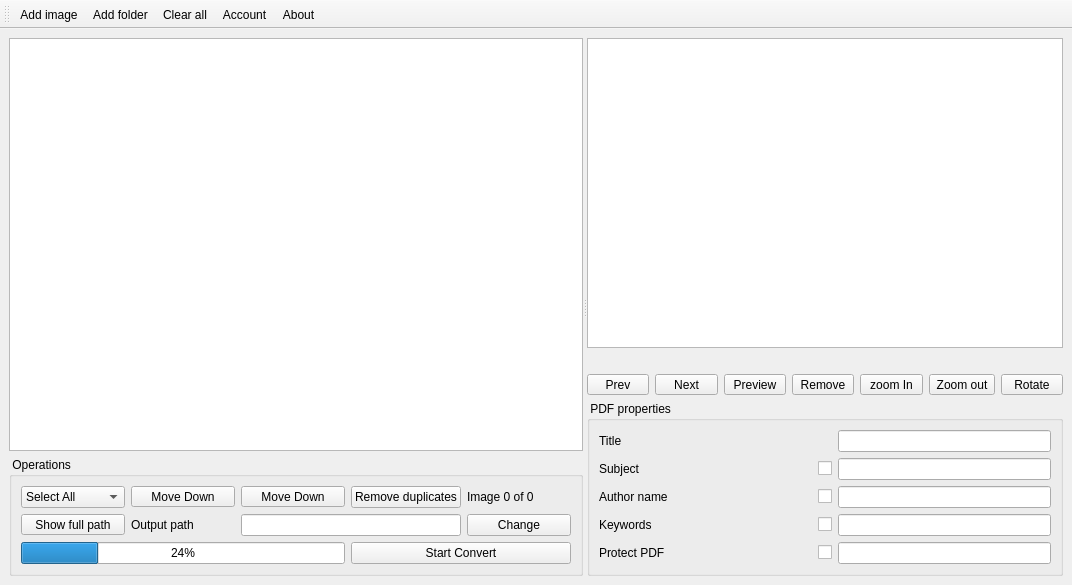
This is src/jpg2pdf.ui in rishabh3354/JPG2PDF as Qt 5 draws it before an edit. The edited form follows.
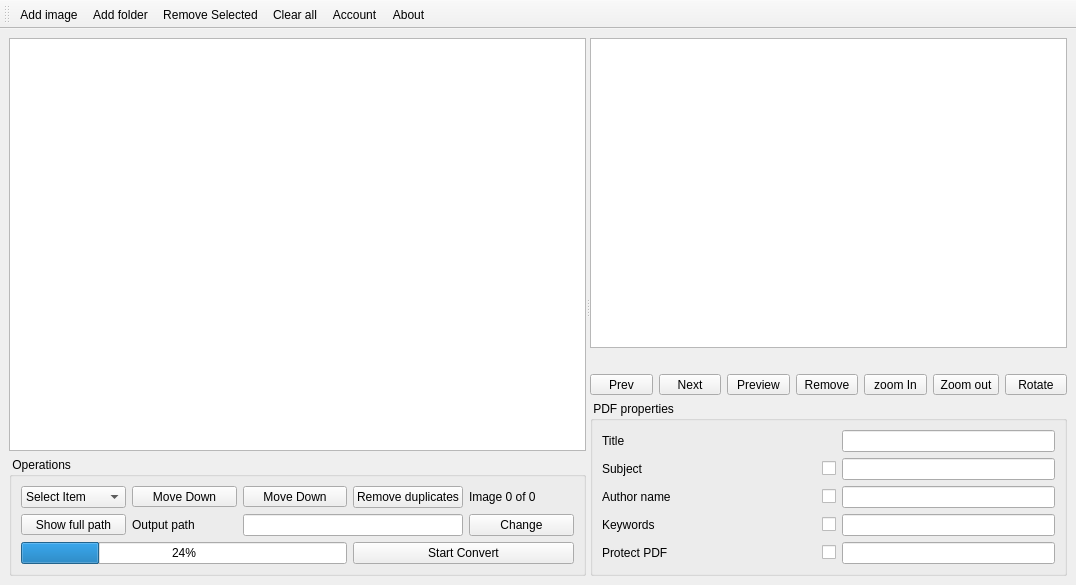
This is the edited form.

The edit to the form file:
```diff
--- a/src/jpg2pdf.ui
+++ b/src/jpg2pdf.ui
@@ -6,7 +6,7 @@
    <rect>
     <x>0</x>
     <y>0</y>
-    <width>1072</width>
+    <width>1076</width>
     <height>585</height>
    </rect>
   </property>
@@ -91,6 +91,11 @@
              </item>
              <item row="0" column="0">
               <widget class="QComboBox" name="selectall">
+               <item>
+                <property name="text">
+                 <string>Select Item</string>
+                </property>
+               </item>
                <item>
                 <property name="text">
                  <string>Select All</string>
@@ -516,6 +521,7 @@
    </attribute>
    <addaction name="actionAdd_image"/>
    <addaction name="actionAdd_folder"/>
+   <addaction name="actionRemove_Selected"/>
    <addaction name="actionClear_all"/>
    <addaction name="actionAccount"/>
    <addaction name="actionAbout"/>
@@ -545,6 +551,11 @@
     <string>Clear all</string>
    </property>
   </action>
+  <action name="actionRemove_Selected">
+   <property name="text">
+    <string>Remove Selected</string>
+   </property>
+  </action>
  </widget>
  <resources>
   <include location="theme/dark.qrc"/>
```
Left out of the diff: 6 changed lines with no effect on the pictures.
